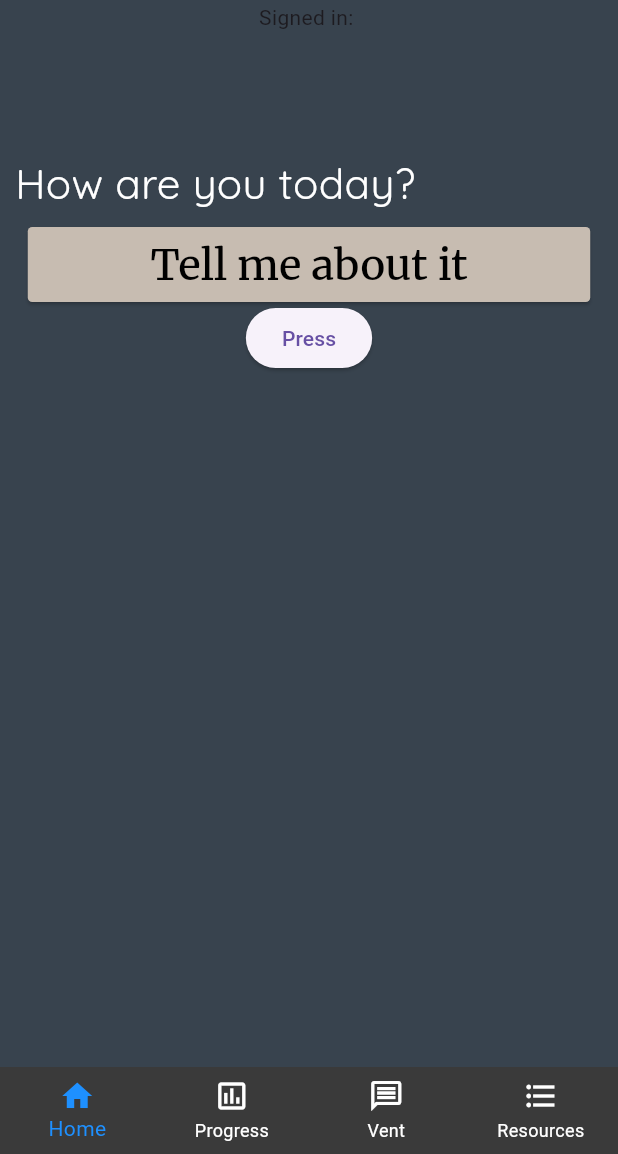
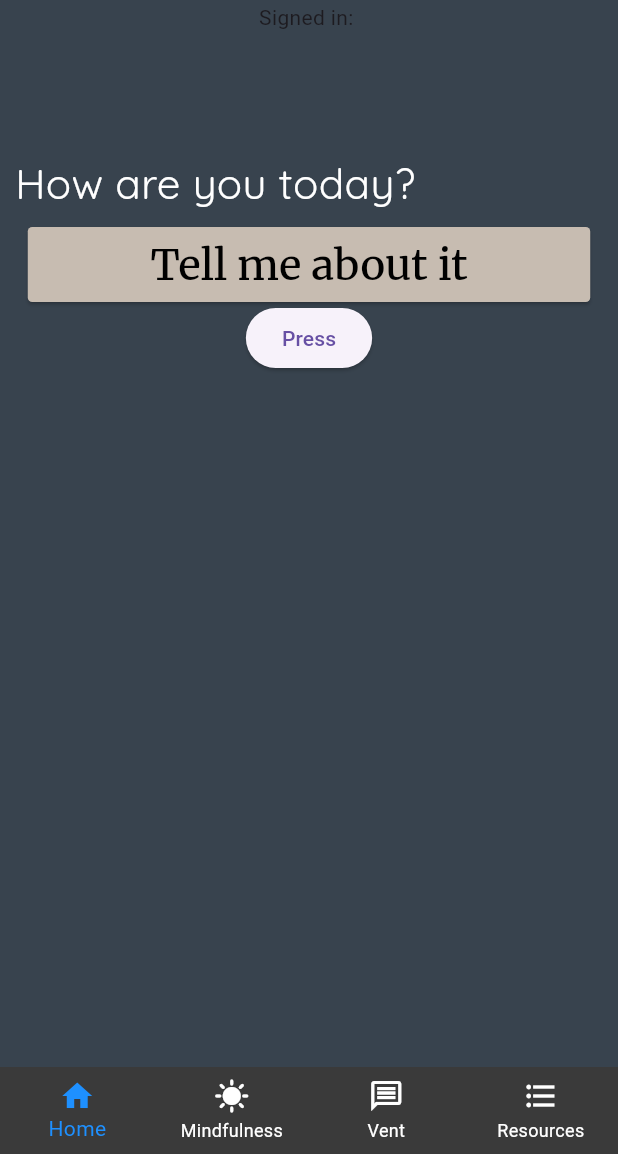
Before and after one commit to Luke-Cragg/xaler, a Flutter app: the screen it shows once a user with an empty profile is signed in, on a phone screen of 412 x 824 dp, the part 82-1236 px from its top. Run offline on Flutter 3.47's test engine with Material 3 defaults, Android fonts, the phone set to English and light mode, and no system bars; our stand-ins replace cloud_firestore, firebase_auth, firebase_core, fluttertoast, google_fonts, shared_preferences and 1 more; accounts and stored records are empty.

Commit message:
Mindfulness page added

```diff
--- a/lib/Home.dart
+++ b/lib/Home.dart
@@ -1,7 +1,7 @@
 import 'package:flutter/material.dart';
 import 'package:google_fonts/google_fonts.dart';
 import 'package:shared_preferences/shared_preferences.dart';
-import 'package:xaler/Progress.dart';
+import 'package:xaler/mindfulness.dart';
 import 'main.dart';
 import 'settings.dart';
 import 'Screens/Checkin.dart';
--- a/lib/Navigation.dart
+++ b/lib/Navigation.dart
@@ -1,7 +1,7 @@
 import 'package:flutter/material.dart';
 import 'Home.dart';
 import 'Journal.dart';
-import 'Progress.dart';
+import 'mindfulness.dart';
 import 'Resources.dart';
 
 var bottomNavKey = GlobalKey<State<BottomNavigationBar>>();
@@ -17,7 +17,7 @@ class _MyNavState extends State<MyNav> {
   final Color BackGrey = Color(0xFF3A3A3A);
   List<Widget> PageList = <Widget>[
     Home(),
-    Progress(),
+    Mindfulness(),
     Journal(),
     Resources(),
   ];
@@ -41,8 +41,7 @@ class _MyNavState extends State<MyNav> {
         items: const [
           BottomNavigationBarItem(icon: Icon(Icons.home), label: 'Home'),
           BottomNavigationBarItem(
-              icon: Icon(Icons.insert_chart_outlined_outlined),
-              label: 'Progress'),
+              icon: Icon(Icons.sunny), label: 'Mindfulness'),
           BottomNavigationBarItem(
               icon: Icon(Icons.message_outlined), label: 'Vent'),
           BottomNavigationBarItem(
--- a/lib/Progress.dart
+++ /dev/null
@@ -1,21 +0,0 @@
-import 'package:flutter/material.dart';
-
-class Progress extends StatefulWidget {
-  const Progress({super.key});
-  @override
-  State<Progress> createState() => MainProgress();
-}
-
-class MainProgress extends State<Progress> {
-  @override
-  Widget build(BuildContext context) {
-    return Scaffold(
-      appBar: AppBar(
-        title: Text("Progress"),
-      ),
-      body: Container(
-        width: double.infinity,
-      ),
-    );
-  }
-}
```
